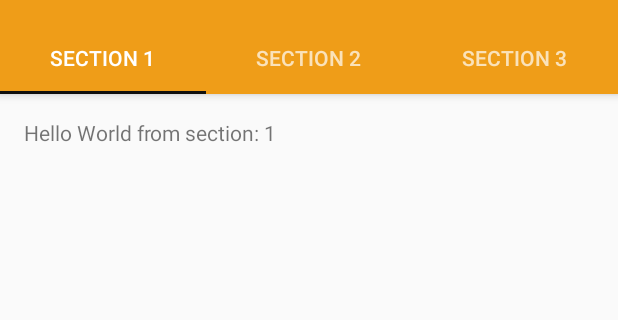
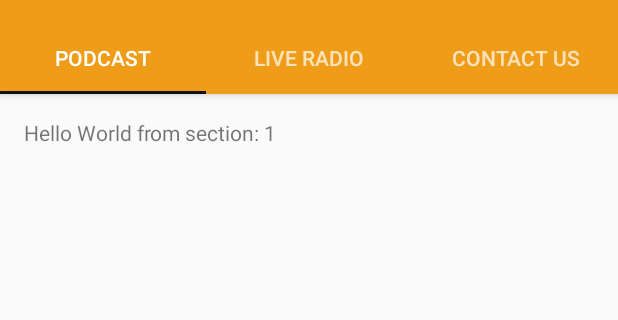
Before and after one commit to farshadtx/Istgaah, an Android app: the screen it shows after launch (MainActivity), on a phone screen of 412 x 824 dp, the part 74-394 px from its top. Run offline under Robolectric (Android 15) with nearby library versions, the phone set to English and light mode, and no system bars.

Commit message:
Rename tabs to cover simple functions

```diff
--- a/app/src/main/java/com/radiofarda/istgah/istgaah/MainActivity.java
+++ b/app/src/main/java/com/radiofarda/istgah/istgaah/MainActivity.java
@@ -150,11 +150,11 @@ public class MainActivity extends AppCompatActivity {
         public CharSequence getPageTitle(int position) {
             switch (position) {
                 case 0:
-                    return "SECTION 1";
+                    return "Podcast";
                 case 1:
-                    return "SECTION 2";
+                    return "Live Radio";
                 case 2:
-                    return "SECTION 3";
+                    return "Contact Us";
             }
             return null;
         }
```
